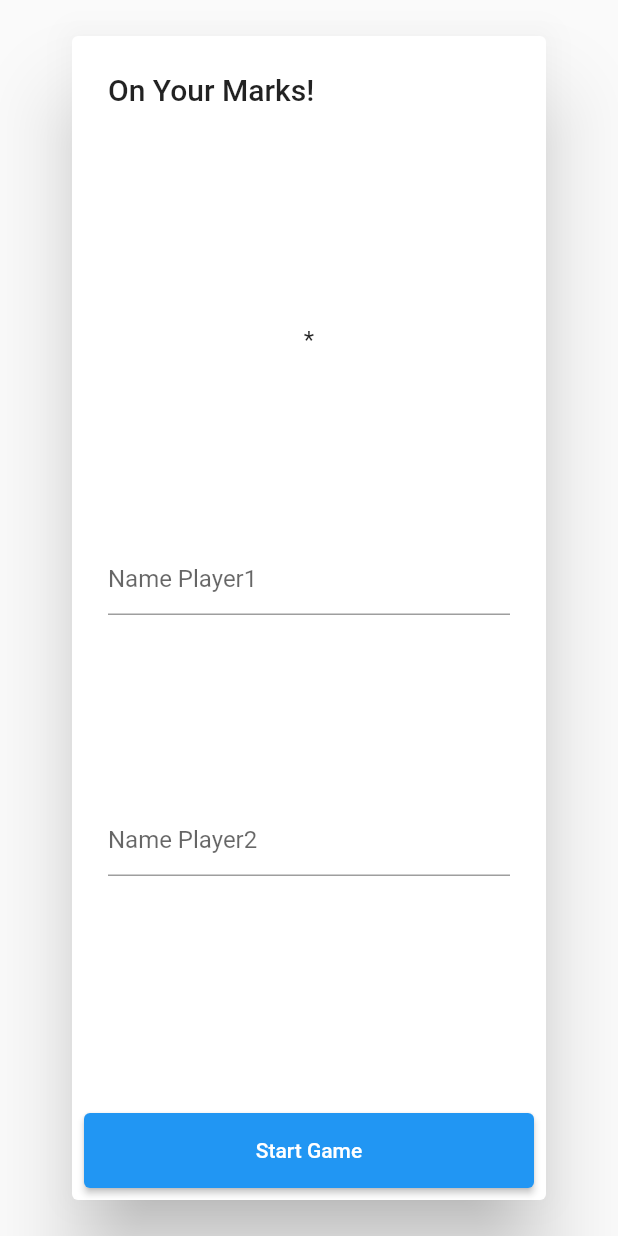
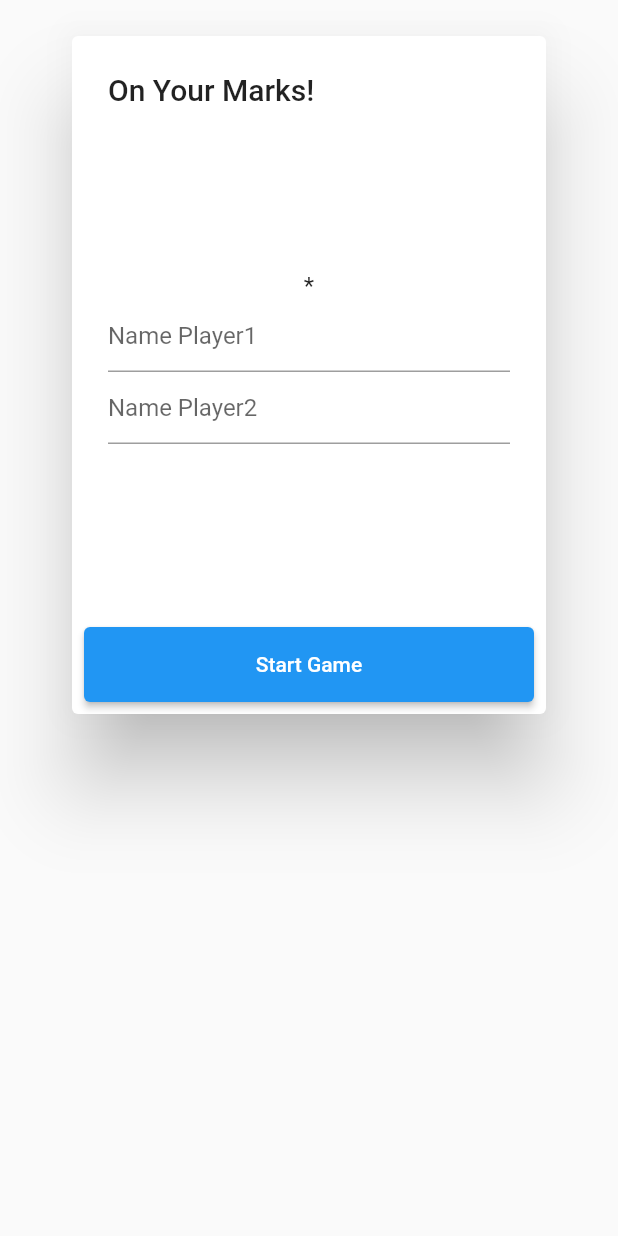
Before and after one commit to harshitsrivastava1608/GameFlutter, a Flutter app: the screen it shows after launch, after a tap on "Getting Started", on a phone screen of 412 x 824 dp. Run offline on Flutter 3.47's test engine with Material 2 defaults, Android fonts, the phone set to English and light mode, and no system bars.

Commit message:
Initial Plot

```diff
--- a/lib/components.dart
+++ b/lib/components.dart
@@ -37,11 +37,14 @@ initial1(){
         builder: (context) {
           return Scaffold(
 
-            body: AlertDialog(
+            body: SizedBox(
+              height: 500,
+              width: 500,
+              child: AlertDialog(
 
                 title: Text('On Your Marks!'),
                 content: Column(
-                mainAxisAlignment: MainAxisAlignment.spaceEvenly,
+                  mainAxisAlignment: MainAxisAlignment.center,
                   children: [
                     Text(player1+"*"+player2),
                     TextField(
@@ -83,6 +86,7 @@ initial1(){
                   )
                 ],
               ),
+            ),
           );
         });
   }
```
Also changed, not shown: lib/main.dart (+10 -0 lines). Lines whose indentation alone changed are shown as unchanged.
